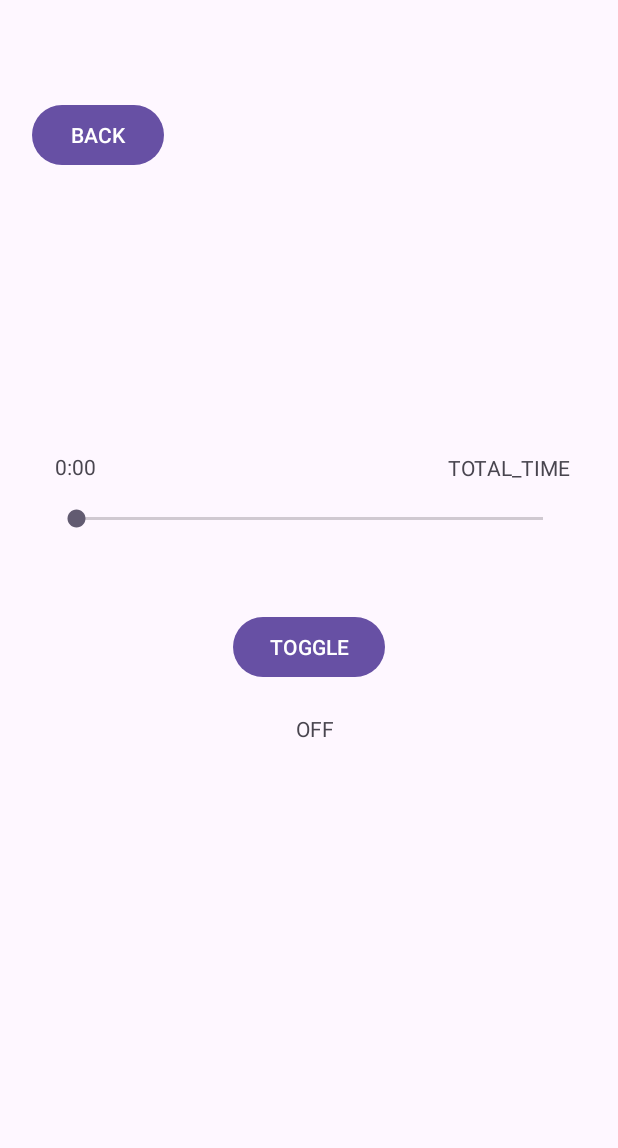
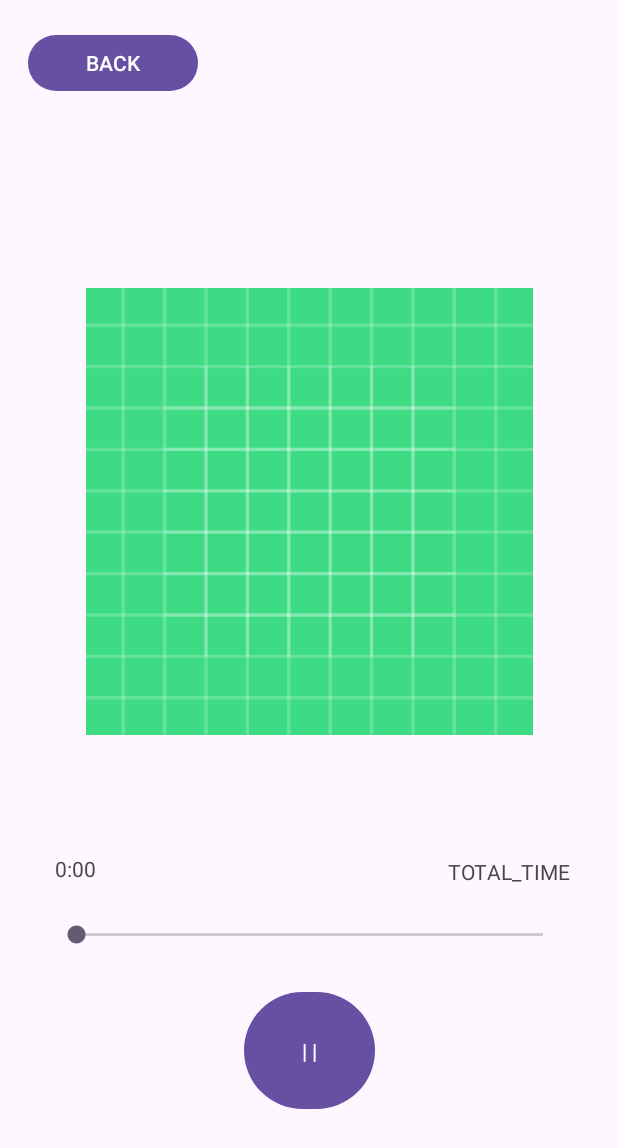
Before and after one commit to worghet/ICS4U___EMBEAR, an Android app: the TrackActivity screen opened directly, with no data from a screen before it, on a phone screen of 412 x 824 dp. Shown: the top 1148 px of the screen. Run offline under Robolectric (Android 15) with nearby library versions, the phone set to English and light mode, and no system bars; 2 statements that could not run were skipped.

Commit message:
commented trackplayer, made it extend mediaplayer, starting on queues; remodeled testing UI (mostly), added global SharedObjects
BUG: PAUSING, THEN SLIDING SEEKBAR

```diff
--- a/app/src/main/java/com/example/ics4u___embear/MainActivity.java
+++ b/app/src/main/java/com/example/ics4u___embear/MainActivity.java
@@ -57,8 +57,6 @@ public class MainActivity extends AppCompatActivity {
 
         // make file exist
         catchDataOnOpen();
-
-        // initialize audioplayer here too
 
         renderPlaylistButtons();
 
--- a/app/src/main/java/com/example/ics4u___embear/Track.java
+++ b/app/src/main/java/com/example/ics4u___embear/Track.java
@@ -20,7 +20,6 @@ public class Track {
     private String filePath;
 
 //    private Uri fileUri;
-//    private MediaMetadataRetriever metadataRetriever = new MediaMetadataRetriever();
 
     // ==================================
     // == CONSTRUCTORS ==================
--- a/app/src/main/java/com/example/ics4u___embear/TrackActivity.java
+++ b/app/src/main/java/com/example/ics4u___embear/TrackActivity.java
@@ -3,6 +3,7 @@ package com.example.ics4u___embear;
 import android.os.Bundle;
 import android.os.Handler;
 import android.view.View;
+import android.widget.Button;
 import android.widget.SeekBar;
 import android.widget.TextView;
 
@@ -14,7 +15,8 @@ public class TrackActivity extends AppCompatActivity {
 
     TextView audioNameBox, onOffBox, totalTimeBox, currentTimeBox;
     SeekBar durationSeekbar;
-    trackPlayer audioPlayer;
+    TrackPlayer trackPlayer = SharedObjects.trackPlayer;
+    Button togglePlaying;
 
     @Override
     protected void onCreate(Bundle savedInstanceState) {
@@ -22,10 +24,11 @@ public class TrackActivity extends AppCompatActivity {
         setContentView(R.layout.activity_track);
 
         audioNameBox = findViewById(R.id.audioName);
-        onOffBox = findViewById(R.id.playingStatus);
+//        onOffBox = findViewById(R.id.playingStatus);
         totalTimeBox = findViewById(R.id.totalTime);
         currentTimeBox = findViewById(R.id.currentTime);
         durationSeekbar = findViewById(R.id.progressDuration);
+        togglePlaying = findViewById(R.id.togglePlaying);
 
         // remove device ui
         try {
@@ -43,17 +46,16 @@ public class TrackActivity extends AppCompatActivity {
     }
 //
     private void renderAudioData() throws IOException {
-        audioPlayer = trackPlayer.getTrackPlayer();
         audioNameBox.setText(getIntent().getStringExtra("AUDIO_NAME"));
-        totalTimeBox.setText(Track.formatMilliseconds(audioPlayer.getAudioPlaying().getLengthTime()));
+        totalTimeBox.setText(Track.formatMilliseconds(trackPlayer.getTrackPlaying().getLengthTime()));
         initializeSeekbar();
     }
 
     // how do i make this UNIVERSAL?
     public void initializeSeekbar() {
         durationSeekbar.setMin(0);
-        durationSeekbar.setMax(audioPlayer.getAudioPlaying().getLengthTime());
-        durationSeekbar.setProgress(audioPlayer.getMediaPlayer().getCurrentPosition());
+        durationSeekbar.setMax(trackPlayer.getTrackPlaying().getLengthTime());
+        durationSeekbar.setProgress(trackPlayer.getCurrentPosition());
         durationSeekbar.setKeyProgressIncrement(1);
 
         // Initialize the currentTimeBox with the current progress of the seekbar
@@ -65,7 +67,7 @@ public class TrackActivity extends AppCompatActivity {
             @Override
             public void run() {
                 // Get the current position of the audio
-                int currentPosition = audioPlayer.getMediaPlayer().getCurrentPosition();
+                int currentPosition = trackPlayer.getCurrentPosition();
 
                 // Update the SeekBar and the currentTimeBox every second
                 durationSeekbar.setProgress(currentPosition);
@@ -88,13 +90,15 @@ public class TrackActivity extends AppCompatActivity {
 
                 // If the user is dragging the SeekBar, update the audio player's position
                 if (fromUser) {
-                    audioPlayer.getMediaPlayer().seekTo(progress);
+                    trackPlayer.seekTo(progress);
                 }
             }
 
             @Override
             public void onStartTrackingTouch(SeekBar seekBar) {
+
                 // Optionally, you can stop periodic updates when the user is dragging
+//                currentTimeBox.setText(Track.formatMilliseconds(durationSeekbar.getProgress()));
             }
 
             @Override
@@ -107,11 +111,16 @@ public class TrackActivity extends AppCompatActivity {
 
 
 
-    public void togglePlaying(View view) throws IOException {
-        audioPlayer.togglePlaying();
+    public void togglePlaying(View view) {
+        trackPlayer.togglePlaying();
 //        onOffBox.setText(audioPlayer.isPlaying());
-
-        onOffBox.setText("TOGGLED!");
+        if (togglePlaying.getText().equals(">")) {
+            togglePlaying.setText("| |");
+        }
+        else {
+            togglePlaying.setText(">");
+        }
+//        onOffBox.setText("");
 
 
     }
--- a/app/src/main/res/layout/activity_track.xml
+++ b/app/src/main/res/layout/activity_track.xml
@@ -9,27 +9,15 @@
 
     <Button
         android:id="@+id/togglePlaying"
-        android:layout_width="wrap_content"
-        android:layout_height="wrap_content"
+        android:layout_width="87dp"
+        android:layout_height="86dp"
         android:onClick="togglePlaying"
-        android:text="TOGGLE"
+        android:text="| |"
         app:layout_constraintBottom_toBottomOf="parent"
         app:layout_constraintEnd_toEndOf="parent"
         app:layout_constraintStart_toStartOf="parent"
         app:layout_constraintTop_toTopOf="parent"
-        app:layout_constraintVertical_bias="0.525" />
-
-    <TextView
-        android:id="@+id/playingStatus"
-        android:layout_width="wrap_content"
-        android:layout_height="wrap_content"
-        android:text="OFF"
-        app:layout_constraintBottom_toBottomOf="parent"
-        app:layout_constraintEnd_toEndOf="parent"
-        app:layout_constraintHorizontal_bias="0.51"
-        app:layout_constraintStart_toStartOf="parent"
-        app:layout_constraintTop_toBottomOf="@+id/togglePlaying"
-        app:layout_constraintVertical_bias="0.059" />
+        app:layout_constraintVertical_bias="0.891" />
 
     <TextView
         android:id="@+id/audioName"
@@ -39,14 +27,15 @@
         android:textAppearance="@style/TextAppearance.AppCompat.Large"
         app:layout_constraintBottom_toTopOf="@+id/togglePlaying"
         app:layout_constraintEnd_toEndOf="parent"
+        app:layout_constraintHorizontal_bias="0.107"
         app:layout_constraintStart_toStartOf="parent"
         app:layout_constraintTop_toTopOf="parent"
-        app:layout_constraintVertical_bias="0.513" />
+        app:layout_constraintVertical_bias="0.829" />
 
     <Button
         android:id="@+id/back2"
-        android:layout_width="wrap_content"
-        android:layout_height="wrap_content"
+        android:layout_width="113dp"
+        android:layout_height="45dp"
         android:layout_marginStart="20dp"
         android:layout_marginTop="19dp"
         android:layout_marginEnd="301dp"
@@ -55,8 +44,10 @@
         android:text="BACK"
         app:layout_constraintBottom_toBottomOf="parent"
         app:layout_constraintEnd_toEndOf="parent"
+        app:layout_constraintHorizontal_bias="0.086"
         app:layout_constraintStart_toStartOf="parent"
-        app:layout_constraintTop_toTopOf="parent" />
+        app:layout_constraintTop_toTopOf="parent"
+        app:layout_constraintVertical_bias="0.0" />
 
     <SeekBar
         android:id="@+id/progressDuration"
@@ -66,7 +57,19 @@
         app:layout_constraintEnd_toEndOf="parent"
         app:layout_constraintStart_toStartOf="parent"
         app:layout_constraintTop_toTopOf="parent"
-        app:layout_constraintVertical_bias="0.873" />
+        app:layout_constraintVertical_bias="0.967" />
+
+    <TextView
+        android:id="@+id/totalTime"
+        android:layout_width="wrap_content"
+        android:layout_height="wrap_content"
+        android:text="TOTAL_TIME"
+        app:layout_constraintBottom_toTopOf="@+id/progressDuration"
+        app:layout_constraintEnd_toEndOf="parent"
+        app:layout_constraintHorizontal_bias="0.903"
+        app:layout_constraintStart_toStartOf="parent"
+        app:layout_constraintTop_toTopOf="parent"
+        app:layout_constraintVertical_bias="0.968" />
 
     <TextView
         android:id="@+id/currentTime"
@@ -78,17 +81,17 @@
         app:layout_constraintHorizontal_bias="0.096"
         app:layout_constraintStart_toStartOf="parent"
         app:layout_constraintTop_toTopOf="parent"
-        app:layout_constraintVertical_bias="0.963" />
+        app:layout_constraintVertical_bias="0.965" />
 
-    <TextView
-        android:id="@+id/totalTime"
-        android:layout_width="wrap_content"
-        android:layout_height="wrap_content"
-        android:text="TOTAL_TIME"
-        app:layout_constraintBottom_toTopOf="@+id/progressDuration"
+    <ImageView
+        android:id="@+id/imageView"
+        android:layout_width="310dp"
+        android:layout_height="298dp"
+        app:layout_constraintBottom_toTopOf="@+id/audioName"
         app:layout_constraintEnd_toEndOf="parent"
-        app:layout_constraintHorizontal_bias="0.903"
         app:layout_constraintStart_toStartOf="parent"
         app:layout_constraintTop_toTopOf="parent"
-        app:layout_constraintVertical_bias="0.966" />
+        app:layout_constraintVertical_bias="0.863"
+        app:srcCompat="@drawable/ic_launcher_background" />
+
 </androidx.constraintlayout.widget.ConstraintLayout>
```
Also changed, not shown: app/src/main/java/com/example/ics4u___embear/Playlist.java (+4 -21 lines), app/src/main/java/com/example/ics4u___embear/PlaylistActivity.java (+11 -10 lines), app/src/main/java/com/example/ics4u___embear/SharedObjects.java (added, +7 -0 lines), app/src/main/java/com/example/ics4u___embear/TrackPlayer.java (added, +220 -0 lines), app/src/main/java/com/example/ics4u___embear/trackPlayer.java (deleted, +0 -124 lines).
